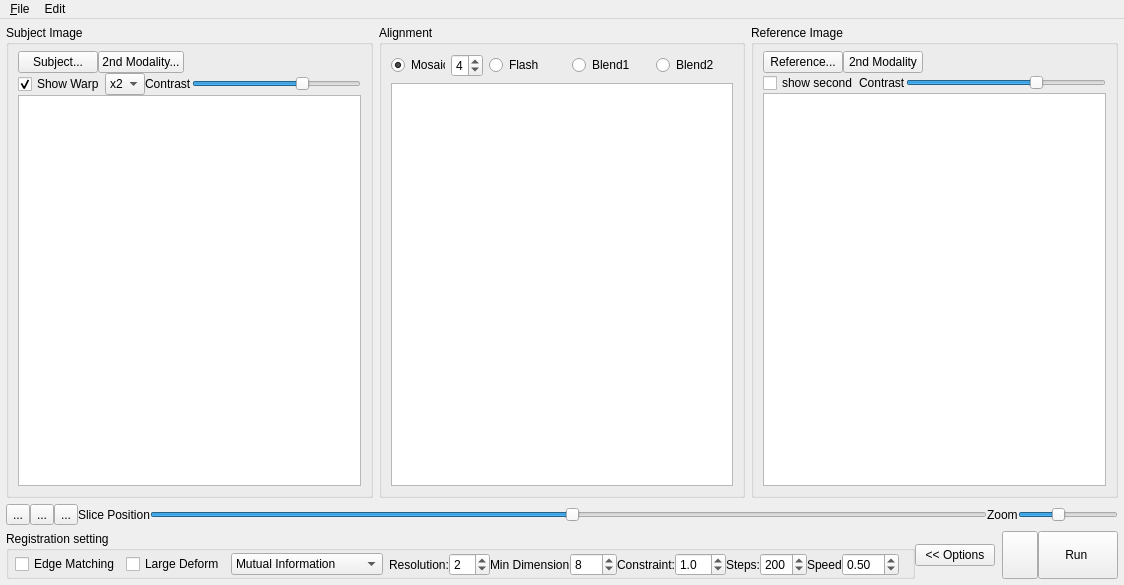
Qt form regtoolbox.ui (frankyeh/DSI-Studio) before a commit.
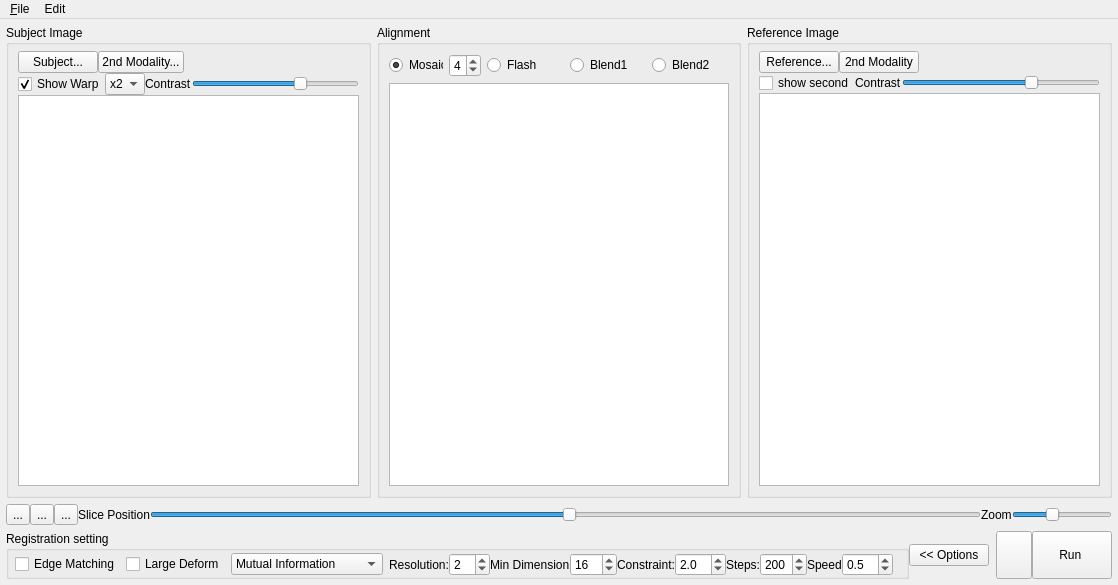
The same form after that commit. Icons and pictures are not drawn.

```diff
--- a/regtoolbox.ui
+++ b/regtoolbox.ui
@@ -725,7 +725,7 @@
                   <number>128</number>
                  </property>
                  <property name="value">
-                  <number>8</number>
+                  <number>16</number>
                  </property>
                 </widget>
                </item>
@@ -751,7 +751,7 @@
                   <double>0.100000000000000</double>
                  </property>
                  <property name="value">
-                  <double>1.000000000000000</double>
+                  <double>2.000000000000000</double>
                  </property>
                 </widget>
                </item>
@@ -787,8 +787,11 @@
                </item>
                <item>
                 <widget class="QDoubleSpinBox" name="speed">
+                 <property name="decimals">
+                  <number>1</number>
+                 </property>
                  <property name="minimum">
-                  <double>0.050000000000000</double>
+                  <double>0.100000000000000</double>
                  </property>
                  <property name="maximum">
                   <double>10.000000000000000</double>
```
